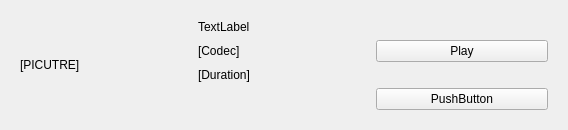
The window that mediaitemwidget.ui (moschopsuk/VT-Playback) describes before a commit, drawn with Qt 5.
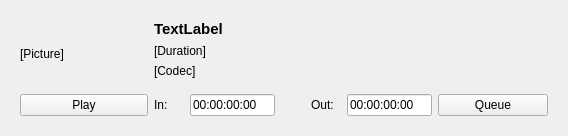
The same window after the commit.

What changed in the file:
```diff
--- a/mediaitemwidget.ui
+++ b/mediaitemwidget.ui
@@ -7,7 +7,7 @@
     <x>0</x>
     <y>0</y>
     <width>568</width>
-    <height>97</height>
+    <height>136</height>
    </rect>
   </property>
   <property name="windowTitle">
@@ -17,67 +17,142 @@
    <bool>true</bool>
   </property>
   <layout class="QGridLayout" name="gridLayout">
-   <item row="0" column="0">
+   <item row="1" column="0">
     <widget class="QWidget" name="holderWidget" native="true">
      <layout class="QGridLayout" name="gridLayout_2">
-      <item row="3" column="1">
-       <widget class="QLabel" name="labelTotalTime">
-        <property name="text">
-         <string>[Duration]</string>
-        </property>
-       </widget>
-      </item>
-      <item row="4" column="2">
-       <widget class="QPushButton" name="pushButton">
-        <property name="text">
-         <string>PushButton</string>
-        </property>
-       </widget>
-      </item>
-      <item row="2" column="1">
-       <widget class="QLabel" name="codecLabel">
-        <property name="text">
-         <string>[Codec]</string>
-        </property>
-       </widget>
-      </item>
-      <item row="2" column="2">
+      <item row="5" column="0">
        <widget class="QPushButton" name="quickPlayButton">
         <property name="text">
          <string>Play</string>
         </property>
        </widget>
       </item>
-      <item row="4" column="1">
-       <spacer name="horizontalSpacer">
-        <property name="orientation">
-         <enum>Qt::Horizontal</enum>
+      <item row="5" column="1" colspan="3">
+       <layout class="QHBoxLayout" name="horizontalLayout">
+        <item>
+         <widget class="QLabel" name="inLabel">
+          <property name="maximumSize">
+           <size>
+            <width>30</width>
+            <height>16777215</height>
+           </size>
+          </property>
+          <property name="text">
+           <string>In:</string>
+          </property>
+         </widget>
+        </item>
+        <item>
+         <widget class="QLineEdit" name="inTimeBox">
+          <property name="sizePolicy">
+           <sizepolicy hsizetype="Fixed" vsizetype="Fixed">
+            <horstretch>0</horstretch>
+            <verstretch>0</verstretch>
+           </sizepolicy>
+          </property>
+          <property name="minimumSize">
+           <size>
+            <width>0</width>
+            <height>0</height>
+           </size>
+          </property>
+          <property name="maximumSize">
+           <size>
+            <width>85</width>
+            <height>16777215</height>
+           </size>
+          </property>
+          <property name="text">
+           <string>00:00:00:00</string>
+          </property>
+         </widget>
+        </item>
+        <item>
+         <spacer name="horizontalSpacer">
+          <property name="orientation">
+           <enum>Qt::Horizontal</enum>
+          </property>
+          <property name="sizeType">
+           <enum>QSizePolicy::Fixed</enum>
+          </property>
+          <property name="sizeHint" stdset="0">
+           <size>
+            <width>30</width>
+            <height>20</height>
+           </size>
+          </property>
+         </spacer>
+        </item>
+        <item>
+         <widget class="QLabel" name="outLabel">
+          <property name="maximumSize">
+           <size>
+            <width>30</width>
+            <height>16777215</height>
+           </size>
+          </property>
+          <property name="contextMenuPolicy">
+           <enum>Qt::NoContextMenu</enum>
+          </property>
+          <property name="text">
+           <string>Out:</string>
+          </property>
+         </widget>
+        </item>
+        <item>
+         <widget class="QLineEdit" name="outTimeBox">
+          <property name="maximumSize">
+           <size>
+            <width>85</width>
+            <height>16777215</height>
+           </size>
+          </property>
+          <property name="text">
+           <string>00:00:00:00</string>
+          </property>
+         </widget>
+        </item>
+        <item>
+         <widget class="QPushButton" name="queueButton">
+          <property name="text">
+           <string>Queue</string>
+          </property>
+         </widget>
+        </item>
+       </layout>
+      </item>
+      <item row="1" column="0" rowspan="4">
+       <widget class="QLabel" name="pictureLabel">
+        <property name="text">
+         <string>[Picture]</string>
         </property>
-        <property name="sizeType">
-         <enum>QSizePolicy::Preferred</enum>
+       </widget>
+      </item>
+      <item row="3" column="1" colspan="2">
+       <widget class="QLabel" name="codecLabel">
+        <property name="text">
+         <string>[Codec]</string>
         </property>
-        <property name="sizeHint" stdset="0">
-         <size>
-          <width>20</width>
-          <height>20</height>
-         </size>
-        </property>
-       </spacer>
+       </widget>
       </item>
       <item row="1" column="1">
        <widget class="QLabel" name="nameLabel">
+        <property name="font">
+         <font>
+          <pointsize>11</pointsize>
+          <weight>75</weight>
+          <bold>true</bold>
+         </font>
+        </property>
         <property name="text">
          <string>TextLabel</string>
         </property>
        </widget>
       </item>
-      <item row="1" column="0" rowspan="4">
-       <widget class="QLabel" name="pictureLabel">
+      <item row="2" column="1">
+       <widget class="QLabel" name="labelTotalTime">
         <property name="text">
-         <string>[PICUTRE]</string>
-        </property>
-        <property name="alignment">
-         <set>Qt::AlignLeading|Qt::AlignLeft|Qt::AlignVCenter</set>
+         <string>[Duration]</string>
         </property>
        </widget>
       </item>
```
